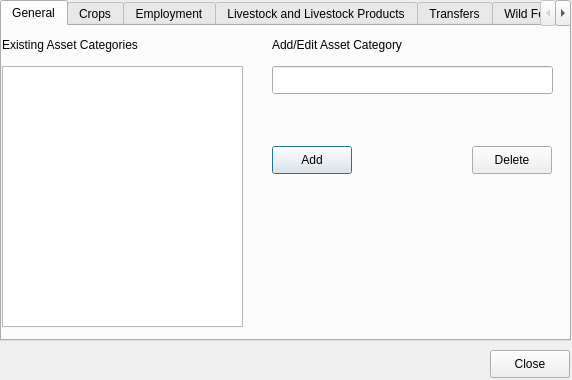
Before: the Qt Designer form open-ihm/gui/designs/ui_manageincomedetails.ui in snim2mirror/openihm, drawn with Qt 5.
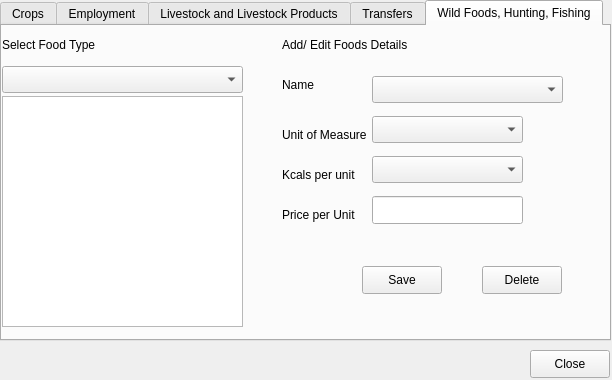
After: the same form once the commit is applied. The open tabs and pages were chosen to show the change.

Diff of the .ui file:
```diff
--- a/open-ihm/gui/designs/ui_manageincomedetails.ui
+++ b/open-ihm/gui/designs/ui_manageincomedetails.ui
@@ -5,13 +5,13 @@
    <rect>
     <x>0</x>
     <y>0</y>
-    <width>572</width>
+    <width>612</width>
     <height>380</height>
    </rect>
   </property>
   <property name="minimumSize" >
    <size>
-    <width>572</width>
+    <width>611</width>
     <height>380</height>
    </size>
   </property>
@@ -23,104 +23,19 @@
     <rect>
      <x>0</x>
      <y>0</y>
-     <width>571</width>
+     <width>611</width>
      <height>341</height>
     </rect>
    </property>
    <property name="minimumSize" >
     <size>
-     <width>0</width>
-     <height>0</height>
+     <width>611</width>
+     <height>311</height>
     </size>
    </property>
    <property name="currentIndex" >
     <number>1</number>
    </property>
-   <widget class="QWidget" name="tab" >
-    <property name="geometry" >
-     <rect>
-      <x>0</x>
-      <y>0</y>
-      <width>567</width>
-      <height>313</height>
-     </rect>
-    </property>
-    <attribute name="title" >
-     <string>General</string>
-    </attribute>
-    <widget class="QLineEdit" name="lineEdit" >
-     <property name="geometry" >
-      <rect>
-       <x>270</x>
-       <y>40</y>
-       <width>281</width>
-       <height>28</height>
-      </rect>
-     </property>
-    </widget>
-    <widget class="QPushButton" name="pushButton" >
-     <property name="geometry" >
-      <rect>
-       <x>270</x>
-       <y>120</y>
-       <width>80</width>
-       <height>28</height>
-      </rect>
-     </property>
-     <property name="text" >
-      <string>Add</string>
-     </property>
-    </widget>
-    <widget class="QLabel" name="label_2" >
-     <property name="geometry" >
-      <rect>
-       <x>270</x>
-       <y>10</y>
-       <width>251</width>
-       <height>18</height>
-      </rect>
-     </property>
-     <property name="text" >
-      <string>Add/Edit Asset Category</string>
-     </property>
-    </widget>
-    <widget class="QLabel" name="label" >
-     <property name="geometry" >
-      <rect>
-       <x>0</x>
-       <y>10</y>
-       <width>271</width>
-       <height>18</height>
-      </rect>
-     </property>
-     <property name="text" >
-      <string>Existing Asset Categories</string>
-     </property>
-    </widget>
-    <widget class="QPushButton" name="pushButton_2" >
-     <property name="geometry" >
-      <rect>
-       <x>470</x>
-       <y>120</y>
-       <width>80</width>
-       <height>28</height>
-      </rect>
-     </property>
-     <property name="text" >
-      <string>Delete</string>
-     </property>
-    </widget>
-    <widget class="QListWidget" name="listWidget" >
-     <property name="geometry" >
-      <rect>
-       <x>0</x>
-       <y>40</y>
-       <width>241</width>
-       <height>261</height>
-      </rect>
-     </property>
-    </widget>
-   </widget>
    <widget class="QWidget" name="tabIncomeCrops" >
     <property name="geometry" >
      <rect>
@@ -783,7 +698,7 @@
      <rect>
       <x>0</x>
       <y>0</y>
-      <width>567</width>
+      <width>607</width>
       <height>313</height>
      </rect>
     </property>
@@ -804,7 +719,7 @@
      <property name="geometry" >
       <rect>
        <x>280</x>
-       <y>110</y>
+       <y>100</y>
        <width>91</width>
        <height>18</height>
       </rect>
@@ -840,7 +755,7 @@
      <property name="geometry" >
       <rect>
        <x>370</x>
-       <y>100</y>
+       <y>90</y>
        <width>151</width>
        <height>27</height>
       </rect>
@@ -899,7 +814,7 @@
      <property name="geometry" >
       <rect>
        <x>370</x>
-       <y>180</y>
+       <y>170</y>
        <width>151</width>
        <height>28</height>
       </rect>
@@ -935,7 +850,7 @@
      <property name="geometry" >
       <rect>
        <x>370</x>
-       <y>140</y>
+       <y>130</y>
        <width>151</width>
        <height>27</height>
       </rect>
@@ -945,7 +860,7 @@
      <property name="geometry" >
       <rect>
        <x>280</x>
-       <y>190</y>
+       <y>180</y>
        <width>81</width>
        <height>18</height>
       </rect>
@@ -959,7 +874,7 @@
   <widget class="QPushButton" name="btnManageIncomeClose" >
    <property name="geometry" >
     <rect>
-     <x>490</x>
+     <x>530</x>
      <y>350</y>
      <width>80</width>
      <height>28</height>
```
Left out of the diff: 16 changed lines with no effect on the pictures.
